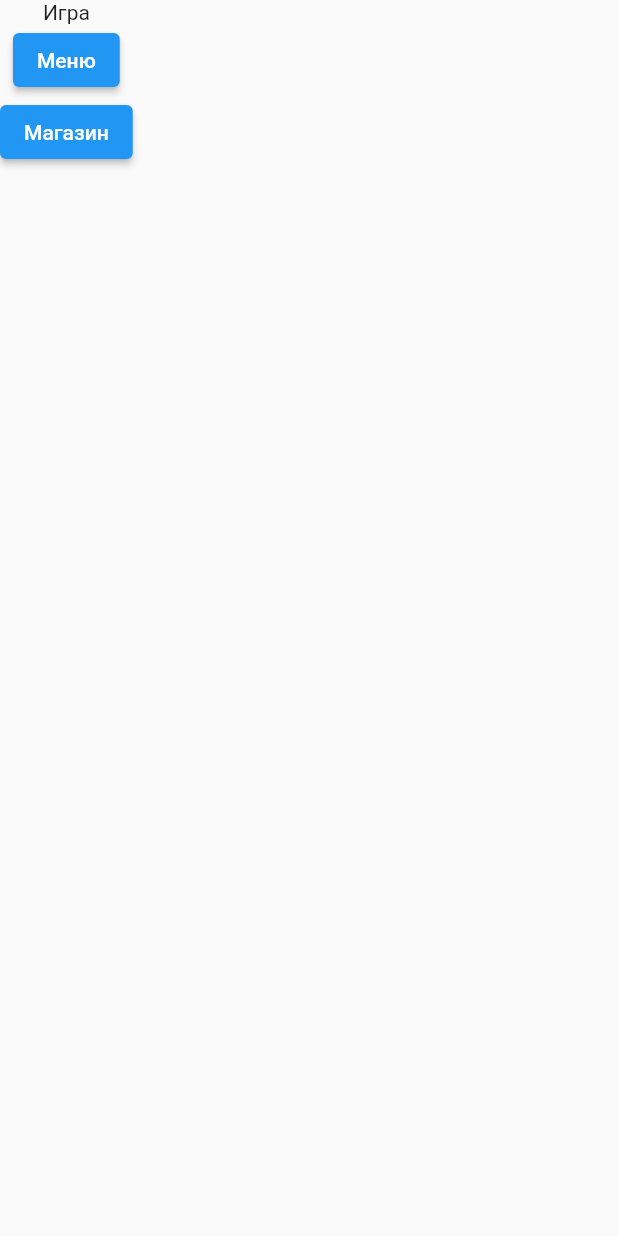
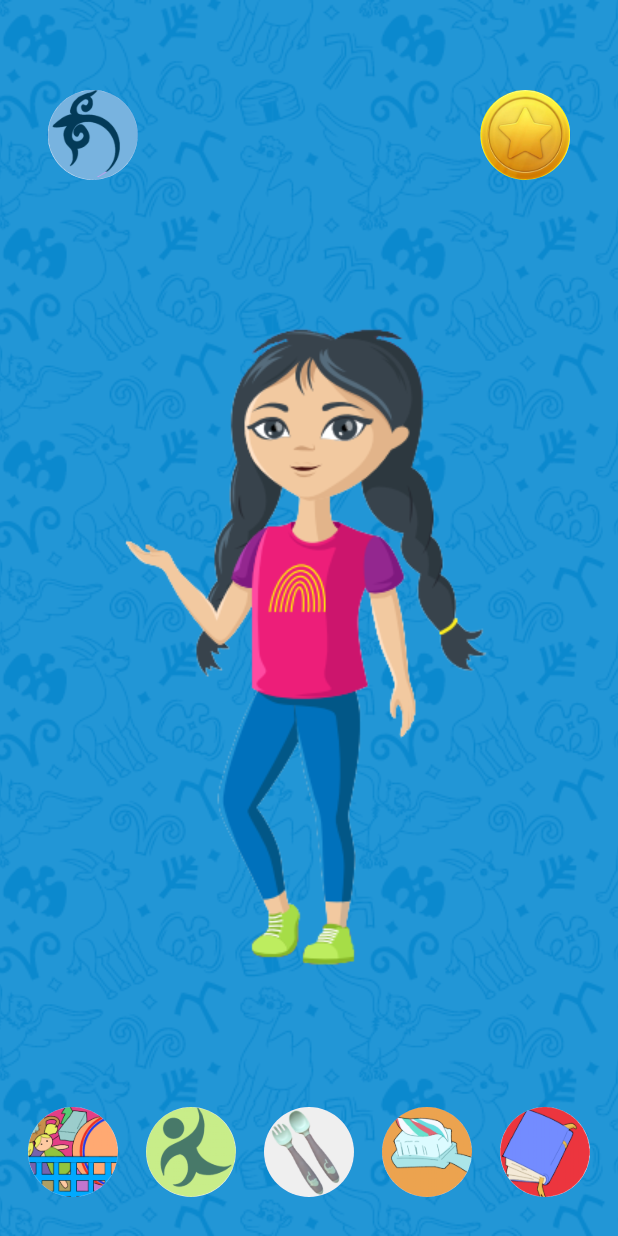
Before and after one commit to Melamorri/danek, a Flutter app: the GamePage screen opened by its route, on a phone screen of 412 x 824 dp. Run offline on Flutter 3.47's test engine with Material 2 defaults, Android fonts, the phone set to English and light mode, and no system bars; our stand-ins replace easy_localization.

Commit message:
добавиле gamepage, иконки в assets

```diff
--- a/lib/main.dart
+++ b/lib/main.dart
@@ -1,6 +1,7 @@
 import 'package:danek/pages/choose_heroes.dart';
 import 'package:danek/pages/form_page.dart';
 import 'package:danek/pages/game_page.dart';
+import 'package:danek/pages/activity_page.dart';
 import 'package:danek/pages/menu_page.dart';
 import 'package:danek/pages/setting_page.dart';
 import 'package:danek/pages/shop_page.dart';
@@ -21,6 +22,7 @@ class MyApp extends StatelessWidget {
           '/formpage': (context) => FormPage(),
           '/chooseheroes': (context) => ChooseHeroes(),
           '/gamepage': (context) => GamePage(),
+          '/activitypage': (context) => ActivityPage(),
           '/shoppage': (context) => ShopPage(),
           '/settingpage': (context) => SettingPage(),
         });
--- /dev/null
+++ b/lib/pages/activity_page.dart
@@ -0,0 +1,35 @@
+import 'package:flutter/material.dart';
+import 'package:easy_localization/easy_localization.dart';
+
+class ActivityPage extends StatelessWidget {
+  const ActivityPage({super.key});
+
+  @override
+  Widget build(BuildContext context) {
+    return Scaffold(
+      appBar: AppBar(title: Text("Активность"), centerTitle: true),
+      body: Container(
+        height: MediaQuery.of(context).size.height,
+        width: MediaQuery.of(context).size.width,
+        decoration: BoxDecoration(
+          image: DecorationImage(
+            image: const AssetImage("assets/images/menubackground.png"),
+            fit: BoxFit.cover,
+          ),
+        ),
+        child: Column(
+          children: [
+            Center(
+              child: Image(image: AssetImage("assets/images/girl.jpg")),
+            ),
+            ElevatedButton(
+                onPressed: () {
+                  Navigator.pushNamed(context, '/gamepage');
+                },
+                child: const Text('Вернуться')),
+          ],
+        ),
+      ),
+    );
+  }
+}
--- a/lib/pages/game_page.dart
+++ b/lib/pages/game_page.dart
@@ -1,32 +1,91 @@
-import 'package:danek/main.dart';
+import 'package:danek/pages/form_page.dart';
 import 'package:flutter/material.dart';
-import 'package:easy_localization/easy_localization.dart';
 
-class GamePage extends StatelessWidget {
+class GamePage extends StatefulWidget {
   const GamePage({super.key});
 
   @override
+  State<GamePage> createState() => _GamePageState();
+}
+
+class _GamePageState extends State<GamePage> {
+  @override
   Widget build(BuildContext context) {
-    return SafeArea(
-      child: Scaffold(
-        body: Container(
-          child: Column(
+    return Container(
+      padding: EdgeInsets.only(top: 60),
+      height: MediaQuery.of(context).size.height,
+      width: MediaQuery.of(context).size.width,
+      decoration: const BoxDecoration(
+        image: DecorationImage(
+          image: AssetImage("assets/images/menubackground.png"),
+          fit: BoxFit.cover,
+        ),
+      ),
+      child: Column(
+        children: [
+          Row(
+            mainAxisSize: MainAxisSize.max,
+            mainAxisAlignment: MainAxisAlignment.spaceEvenly,
+            crossAxisAlignment: CrossAxisAlignment.end,
             children: [
-              Text('Игра'),
-              ElevatedButton(
-                  onPressed: () {
-                    Navigator.pushNamed(context, '/');
-                  },
-                  child: Text('Меню')),
-              ElevatedButton(
-                  onPressed: () {
-                    Navigator.pushNamed(context, '/shoppage');
-                  },
-                  child: Text('Магазин')),
+              GestureDetector(
+                onTap: () {
+                  Navigator.pushNamed(context, '/');
+                },
+                child: const CircleAvatar(
+                  radius: 30.0,
+                  backgroundImage: AssetImage("assets/images/backbutton.png"),
+                ),
+              ),
+              SizedBox(
+                height: 20,
+                width: MediaQuery.of(context).size.width * 0.4,
+              ),
+              const CircleAvatar(
+                radius: 30.0,
+                backgroundImage: AssetImage("assets/images/coin.png"),
+                //нужно добавить счетчик монет и обновление страницы setState
+                //цифры под иконкой с монетой ?
+              ),
             ],
           ),
-        ),
+          SizedBox(
+              height: MediaQuery.of(context).size.height * 0.75,
+              child: Image.asset("assets/images/girl1.png")),
+          //далее привязать к индексу в shared preferences
+          Row(
+            mainAxisSize: MainAxisSize.max,
+            mainAxisAlignment: MainAxisAlignment.spaceEvenly,
+            crossAxisAlignment: CrossAxisAlignment.start,
+            children: [
+              ActivityButton(image: "assets/images/toysbutton.png"),
+              ActivityButton(image: "assets/images/gymbutton.png"),
+              ActivityButton(image: "assets/images/eatbutton.png"),
+              ActivityButton(image: "assets/images/toothbrushbutton.png"),
+              ActivityButton(image: "assets/images/readbookbutton.png"),
+            ],
+          ),
+        ],
       ),
     );
   }
 }
+
+class ActivityButton extends StatelessWidget {
+  final String image;
+
+  ActivityButton({required this.image});
+  @override
+  Widget build(BuildContext context) {
+    return GestureDetector(
+      onTap: () {
+        Navigator.pushNamed(context, '/activitypage');
+        // функция: переход на страницу с активностью, запускаем таймер на 60 сек,  возврат на пред. страницу, добавляем монетки
+      },
+      child: CircleAvatar(
+        radius: 30.0,
+        backgroundImage: AssetImage(image),
+      ),
+    );
+  }
+}
--- a/pubspec.yaml
+++ b/pubspec.yaml
@@ -63,6 +63,7 @@ flutter:
     - assets/images/
     - assets/translations/
     - assets/images/menubackground.png
+    - assets/images/eatbutton.png
 
   # An image asset can refer to one or more resolution-specific "variants", see
   # https://flutter.dev/assets-and-images/#resolution-aware
```
Also changed, not shown: assets/images/backbutton.png (added), assets/images/coin.png (added), assets/images/eatbutton.png (added), assets/images/girl1.png (added), assets/images/gymbutton.png (added), assets/images/readbookbutton.png (added), assets/images/shopbutton.png (added), assets/images/toothbrushbutton.png (added), assets/images/toysbutton.png (added).
